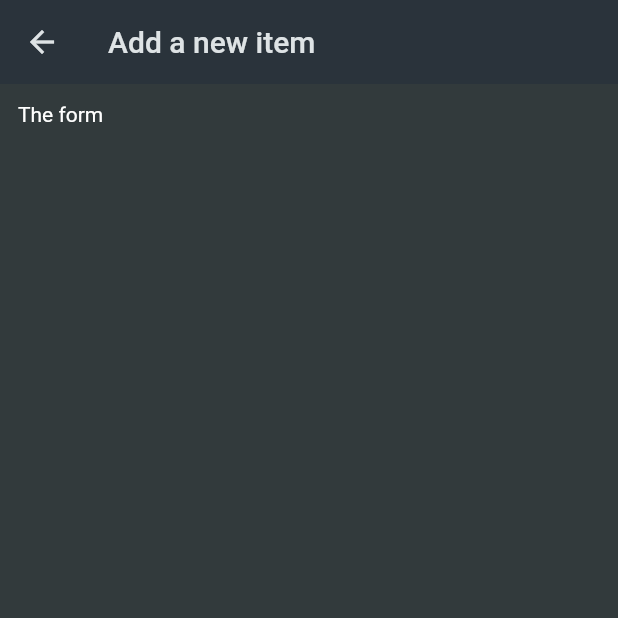
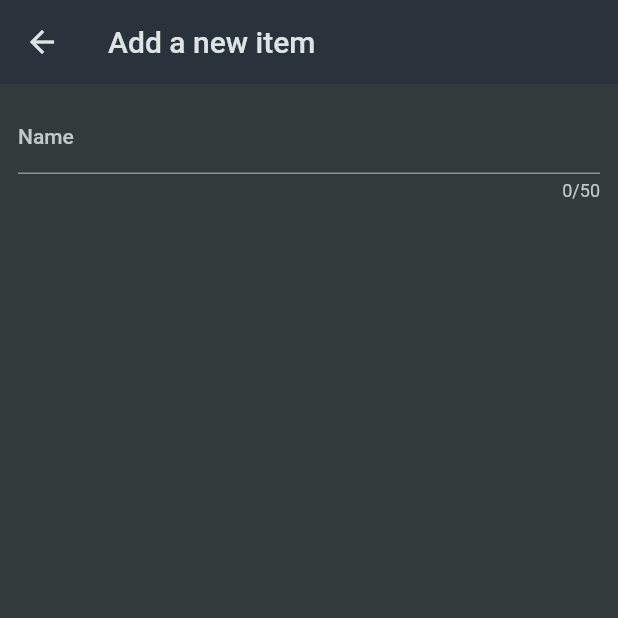
Before and after one commit to egehandastan/shopping_list_app, a Flutter app: the NewItem screen opened directly, on a phone screen of 412 x 824 dp, the top half of it. Run offline on Flutter 3.47's test engine with Material 2 defaults, Android fonts, the phone set to English and light mode, and no system bars.

Commit message:
textformfield is added

```diff
--- a/lib/widgets/new_item.dart
+++ b/lib/widgets/new_item.dart
@@ -19,7 +19,21 @@ class _NewItemState extends State<NewItem>{
       ),
       body:  Padding(
         padding:  const EdgeInsets.all(12),
-        child: Text("The form"),
+        child: Form(
+          child: Column(
+            children: [
+              TextFormField(
+                maxLength: 50,
+                decoration: InputDecoration(
+                  label: Text('Name')
+                ),
+                validator: (value){
+                  return 'Demo...';
+                },
+              ),
+            ],
+          ),
+        ),
         ),
     );
   }
```
